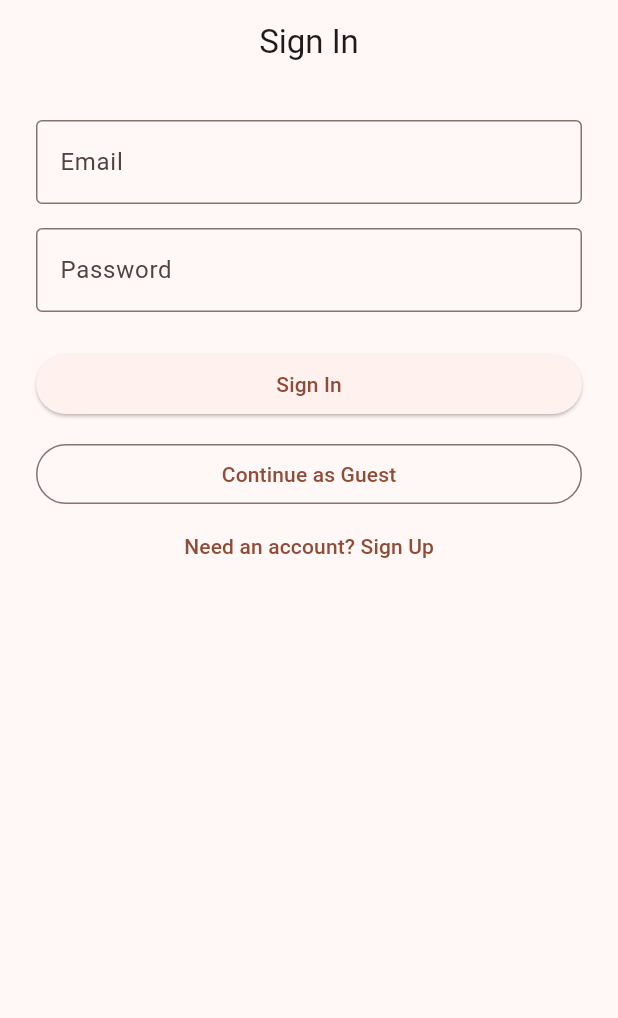
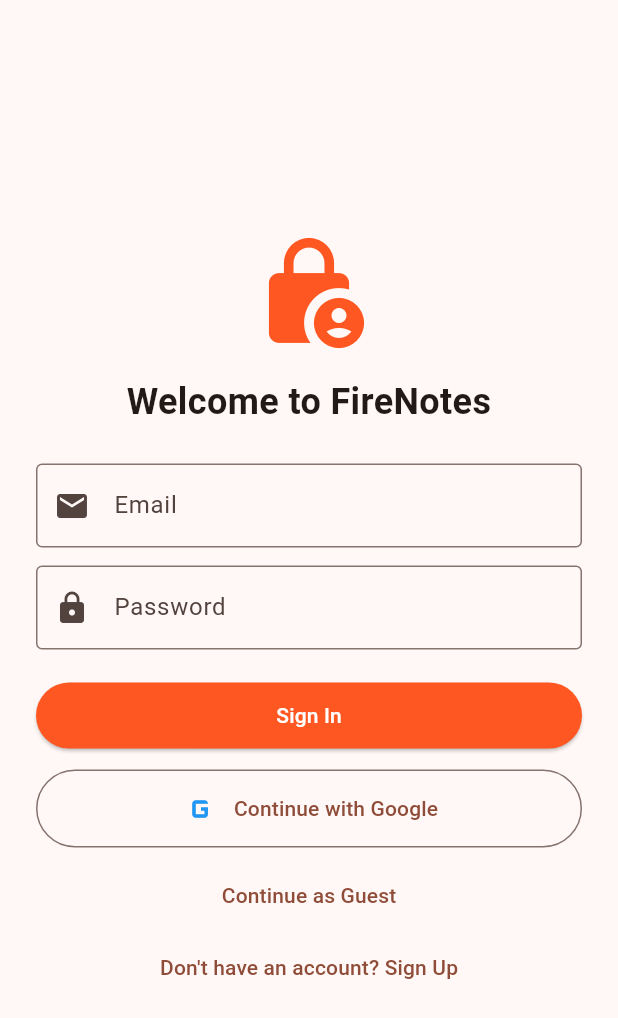
Before and after one commit to kaushik-codex/fire_notes, a Flutter app: the screen it shows after launch, on a phone screen of 412 x 824 dp. Shown: the top 1018 px of the screen. Run offline on Flutter 3.47's test engine with Material 3 defaults, Android fonts, the phone set to English and light mode, and no system bars; our stand-ins replace cloud_firestore, firebase_auth, firebase_core, firebase_messaging, flutter_local_notifications, flutter_secure_storage and 2 more; missing offline and left inert: cloudinary_public, firebase_app_check, firebase_performance; accounts and stored records are empty.

Commit message:
feat: implement Google SSO authentication with OAuth credentials

```diff
--- a/lib/screens/auth_screen.dart
+++ b/lib/screens/auth_screen.dart
@@ -1,4 +1,5 @@
 import 'package:flutter/material.dart';
+import 'package:provider/provider.dart';
 import '../services/auth_service.dart';
 
 class AuthScreen extends StatefulWidget {
@@ -9,138 +10,142 @@
 }
 
 class _AuthScreenState extends State<AuthScreen> {
-  final AuthService _authService = AuthService();
-  final TextEditingController _emailController = TextEditingController();
-  final TextEditingController _passwordController = TextEditingController();
+  final _emailController = TextEditingController();
+  final _passwordController = TextEditingController();
   bool _isSignUp = false;
   bool _isLoading = false;
-  String? _errorMessage;
 
-  @override
-  void dispose() {
-    _emailController.dispose();
-    _passwordController.dispose();
-    super.dispose();
+  void _showError(String message) {
+    ScaffoldMessenger.of(context).showSnackBar(
+      SnackBar(
+        content: Text(message),
+        backgroundColor: Colors.red,
+      ),
+    );
   }
 
-  Future<void> _submit() async {
-    setState(() {
-      _isLoading = true;
-      _errorMessage = null;
-    });
-
+  Future<void> _handleEmailAuth() async {
     final email = _emailController.text.trim();
     final password = _passwordController.text.trim();
 
+    if (email.isEmpty || password.isEmpty) {
+      _showError('Please fill in all fields');
+      return;
+    }
+
+    setState(() => _isLoading = true);
+    final authService = context.read<AuthService>();
+
     try {
       if (_isSignUp) {
-        await _authService.signUpWithEmail(email, password);
+        await authService.signUpWithEmail(email, password);
       } else {
-        await _authService.signInWithEmail(email, password);
+        await authService.signInWithEmail(email, password);
       }
     } catch (e) {
-      setState(() {
-        _errorMessage = e.toString().replaceAll('Exception: ', '');
-      });
+      _showError(e.toString());
     } finally {
-      if (mounted) {
-        setState(() {
-          _isLoading = false;
-        });
-      }
+      if (mounted) setState(() => _isLoading = false);
     }
   }
 
-  Future<void> _signInAnonymously() async {
-    setState(() {
-      _isLoading = true;
-      _errorMessage = null;
-    });
+  Future<void> _handleGoogleSignIn() async {
+    setState(() => _isLoading = true);
+    final authService = context.read<AuthService>();
+
     try {
-      await _authService.signInAnonymously();
+      await authService.signInWithGoogle();
     } catch (e) {
-      setState(() {
-        _errorMessage = e.toString().replaceAll('Exception: ', '');
-      });
+      _showError(e.toString());
     } finally {
-      if (mounted) {
-        setState(() {
-          _isLoading = false;
-        });
+      if (mounted) setState(() => _isLoading = false);
     }
+  }
+
+  Future<void> _handleAnonymousAuth() async {
+    setState(() => _isLoading = true);
+    final authService = context.read<AuthService>();
+
+    try {
+      await authService.signInAnonymously();
+    } catch (e) {
+      _showError(e.toString());
+    } finally {
+      if (mounted) setState(() => _isLoading = false);
     }
   }
 
   @override
   Widget build(BuildContext context) {
     return Scaffold(
-      appBar: AppBar(
-        title: Text(_isSignUp ? 'Create Account' : 'Sign In'),
-        centerTitle: true,
-      ),
-      body: Padding(
+      body: Center(
+        child: SingleChildScrollView(
           padding: const EdgeInsets.all(24.0),
-        child: SingleChildScrollView(
           child: Column(
+            mainAxisAlignment: MainAxisAlignment.center,
             crossAxisAlignment: CrossAxisAlignment.stretch,
             children: [
-              if (_errorMessage != null) ...[
-                Container(
-                  padding: const EdgeInsets.all(12),
-                  decoration: BoxDecoration(
-                    color: Colors.red.shade100,
-                    borderRadius: BorderRadius.circular(8),
+              const Icon(Icons.lock_person, size: 80, color: Colors.deepOrange),
+              const SizedBox(height: 16),
+              Text(
+                _isSignUp ? 'Create Account' : 'Welcome to FireNotes',
+                textAlign: TextAlign.center,
+                style: const TextStyle(fontSize: 24, fontWeight: FontWeight.bold),
               ),
-                  child: Text(
-                    _errorMessage!,
-                    style: TextStyle(color: Colors.red.shade900),
-                  ),
-                ),
-                const SizedBox(height: 16),
-              ],
+              const SizedBox(height: 24),
               TextField(
                 controller: _emailController,
                 keyboardType: TextInputType.emailAddress,
                 decoration: const InputDecoration(
                   labelText: 'Email',
+                  prefixIcon: Icon(Icons.email),
                   border: OutlineInputBorder(),
                 ),
               ),
-              const SizedBox(height: 16),
+              const SizedBox(height: 12),
               TextField(
                 controller: _passwordController,
                 obscureText: true,
                 decoration: const InputDecoration(
                   labelText: 'Password',
+                  prefixIcon: Icon(Icons.lock),
                   border: OutlineInputBorder(),
                 ),
               ),
-              const SizedBox(height: 24),
+              const SizedBox(height: 20),
+              if (_isLoading)
+                const Center(child: CircularProgressIndicator())
+              else ...[
                 ElevatedButton(
-                onPressed: _isLoading ? null : _submit,
-                child: _isLoading
-                    ? const SizedBox(
-                  height: 20,
-                  width: 20,
-                  child: CircularProgressIndicator(strokeWidth: 2),
-                )
-                    : Text(_isSignUp ? 'Sign Up' : 'Sign In'),
+                  style: ElevatedButton.styleFrom(
+                    padding: const EdgeInsets.symmetric(vertical: 12),
+                    backgroundColor: Colors.deepOrange,
+                    foregroundColor: Colors.white,
+                  ),
+                  onPressed: _handleEmailAuth,
+                  child: Text(_isSignUp ? 'Sign Up' : 'Sign In'),
                 ),
                 const SizedBox(height: 12),
-              OutlinedButton(
-                onPressed: _isLoading ? null : _signInAnonymously,
+                OutlinedButton.icon(
+                  style: OutlinedButton.styleFrom(
+                    padding: const EdgeInsets.symmetric(vertical: 12),
+                  ),
+                  icon: const Icon(Icons.g_mobiledata, size: 28, color: Colors.blue),
+                  label: const Text('Continue with Google'),
+                  onPressed: _handleGoogleSignIn,
+                ),
+                const SizedBox(height: 8),
+                TextButton(
+                  onPressed: _handleAnonymousAuth,
                   child: const Text('Continue as Guest'),
                 ),
                 TextButton(
-                onPressed: () {
-                  setState(() {
-                    _isSignUp = !_isSignUp;
-                  });
-                },
+                  onPressed: () => setState(() => _isSignUp = !_isSignUp),
                   child: Text(_isSignUp
                       ? 'Already have an account? Sign In'
-                    : 'Need an account? Sign Up'),
+                      : "Don't have an account? Sign Up"),
                 ),
+              ],
             ],
           ),
         ),
--- a/lib/services/auth_service.dart
+++ b/lib/services/auth_service.dart
@@ -1,26 +1,61 @@
 import 'package:firebase_auth/firebase_auth.dart';
+import 'package:google_sign_in/google_sign_in.dart';
 import 'secure_storage_service.dart';
 
 class AuthService {
   final FirebaseAuth _auth;
+  final GoogleSignIn _googleSignIn;
   final SecureStorageService _secureStorage;
+  static const String webClientId = '158146329542-kfra5r1riiau3vupvuel05d25b32inrm.apps.googleusercontent.com';
 
   AuthService({
     FirebaseAuth? auth,
+    GoogleSignIn? googleSignIn,
     SecureStorageService? secureStorage,
   })  : _auth = auth ?? FirebaseAuth.instance,
+        _googleSignIn = googleSignIn ?? GoogleSignIn.instance,
         _secureStorage = secureStorage ?? SecureStorageService();
 
-  /// Stream of user authentication state changes.
   Stream<User?> get authStateChanges => _auth.authStateChanges();
-
-  /// Gets the currently authenticated user.
   User? get currentUser => _auth.currentUser;
-
-  /// Gets the current user's UID.
   String? get currentUid => _auth.currentUser?.uid;
 
-  /// Anonymous sign-in for fast guest access and rapid testing.
+  /// Sign in using Google OAuth SSO
+  Future<UserCredential?> signInWithGoogle() async {
+    try {
+      // 1. Trigger modern authentication flow
+      final GoogleSignInAccount googleUser = await _googleSignIn.authenticate();
+
+      // 2. Obtain OAuth authentication details (contains idToken)
+      final GoogleSignInAuthentication googleAuth = googleUser.authentication;
+
+      // 3. Create a new credential for Firebase
+      final OAuthCredential credential = GoogleAuthProvider.credential(
+        idToken: googleAuth.idToken,
+      );
+
+      // 4. Sign in to Firebase with the Google user credential
+      final userCredential = await _auth.signInWithCredential(credential);
+
+      // 5. Store session marker in secure hardware storage
+      if (userCredential.user != null) {
+        await _secureStorage.write('auth_provider', 'google');
+      }
+
+      return userCredential;
+    } on GoogleSignInException catch (e) {
+      if (e.code == GoogleSignInExceptionCode.canceled) {
+        return null; // User canceled the sign-in flow
+      }
+      throw Exception('Google Sign-In error (${e.code}): ${e.description}');
+    } on FirebaseAuthException catch (e) {
+      throw Exception('Firebase Google Auth error (${e.code}): ${e.message}');
+    } catch (e) {
+      throw Exception('Google Sign-In failed: $e');
+    }
+  }
+
+  /// Anonymous sign-in
   Future<UserCredential> signInAnonymously() async {
     try {
       return await _auth.signInAnonymously();
@@ -29,7 +64,7 @@
     }
   }
 
-  /// Sign in with email and password.
+  /// Sign in with email and password
   Future<UserCredential> signInWithEmail(String email, String password) async {
     try {
       return await _auth.signInWithEmailAndPassword(
@@ -41,7 +76,7 @@
     }
   }
 
-  /// Register a new account with email and password.
+  /// Register with email and password
   Future<UserCredential> signUpWithEmail(String email, String password) async {
     try {
       return await _auth.createUserWithEmailAndPassword(
@@ -53,12 +88,10 @@
     }
   }
 
-  /// Securely signs out the user and wipes local credentials.
+  /// Securely signs out from both Firebase and Google session
   Future<void> signOut() async {
-    // 1. Wipe all sensitive local secure storage keys/tokens
     await _secureStorage.deleteAll();
-
-    // 2. Terminate Firebase Auth session
+    await _googleSignIn.signOut();
     await _auth.signOut();
   }
 }
--- a/pubspec.yaml
+++ b/pubspec.yaml
@@ -46,6 +46,7 @@
   flutter_local_notifications: ^22.3.0
   firebase_app_check: ^0.4.6
   firebase_performance: ^0.11.4+6
+  google_sign_in: ^7.2.0
 
 dev_dependencies:
   flutter_test:
```
Also changed, not shown: pubspec.lock, 1 other file. Lines whose indentation alone changed are shown as unchanged.
